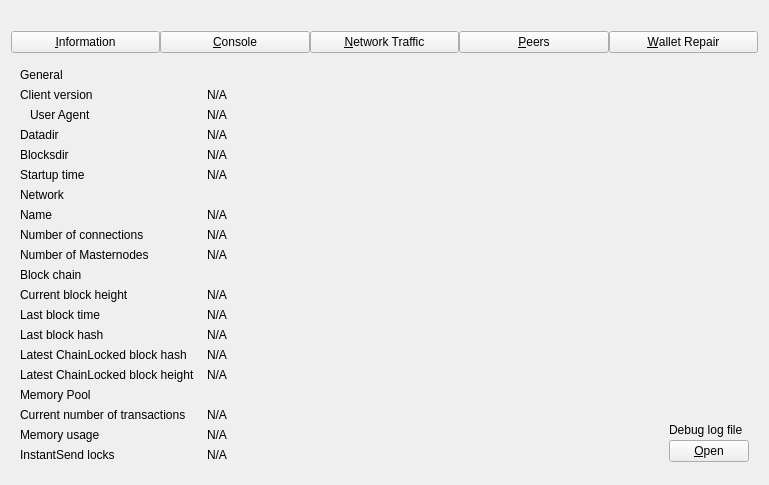
This is src/qt/forms/debugwindow.ui in defcon-project/defcon as Qt 5 draws it before an edit. The edited form follows.
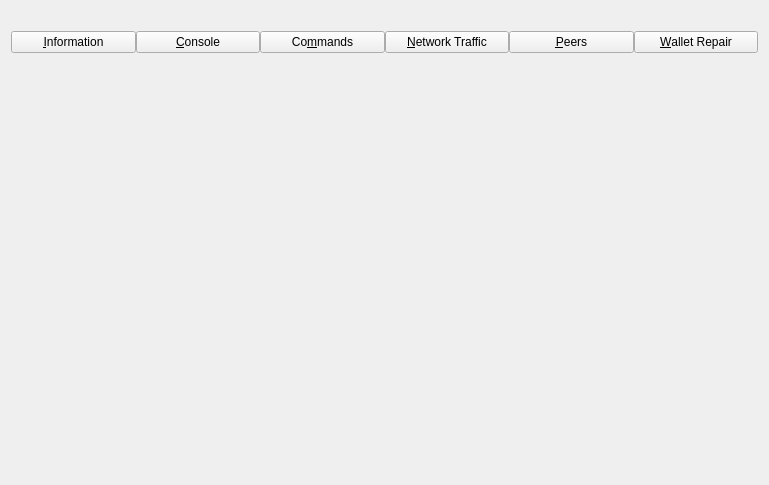
This is the edited form. The open tabs and pages were chosen to show the change. Custom widgets are drawn as their Qt base class.

Commit message:
Console window gets a searchable Commands tab (#403)
The console window has a new Commands tab that lists every command by
topic, with Staking, Sentinel and Masternodes first, and lets you search
by name or description. Each command shows what it does, its usage, and
examples written for this console, with buttons to copy one or put it
into the console's input line without running it; the defcon-cli and
curl examples and the full help are there too. Commands, wallet and node
behaviour are unchanged. Tested on a private test network and on
Windows; per-command safety labels come in a follow-up.

The edit to the form file:
```diff
--- a/src/qt/forms/debugwindow.ui
+++ b/src/qt/forms/debugwindow.ui
@@ -58,6 +58,16 @@
        </property>
       </widget>
      </item>
+     <item>
+      <widget class="QPushButton" name="btnCommands">
+       <property name="text">
+        <string>Co&amp;mmands</string>
+       </property>
+       <property name="checkable">
+        <bool>true</bool>
+       </property>
+      </widget>
+     </item>
      <item>
       <widget class="QPushButton" name="btnNetTraffic">
        <property name="text">
@@ -685,6 +695,22 @@
        </item>
       </layout>
      </widget>
+     <widget class="QWidget" name="pageCommands">
+      <layout class="QVBoxLayout" name="verticalLayout_commands">
+       <property name="leftMargin">
+        <number>0</number>
+       </property>
+       <property name="topMargin">
+        <number>0</number>
+       </property>
+       <property name="rightMargin">
+        <number>0</number>
+       </property>
+       <property name="bottomMargin">
+        <number>5</number>
+       </property>
+      </layout>
+     </widget>
      <widget class="QWidget" name="pageNetTraffic">
       <layout class="QHBoxLayout" name="horizontalLayout_3">
        <item>
```
The commit also changes 12 other files.
